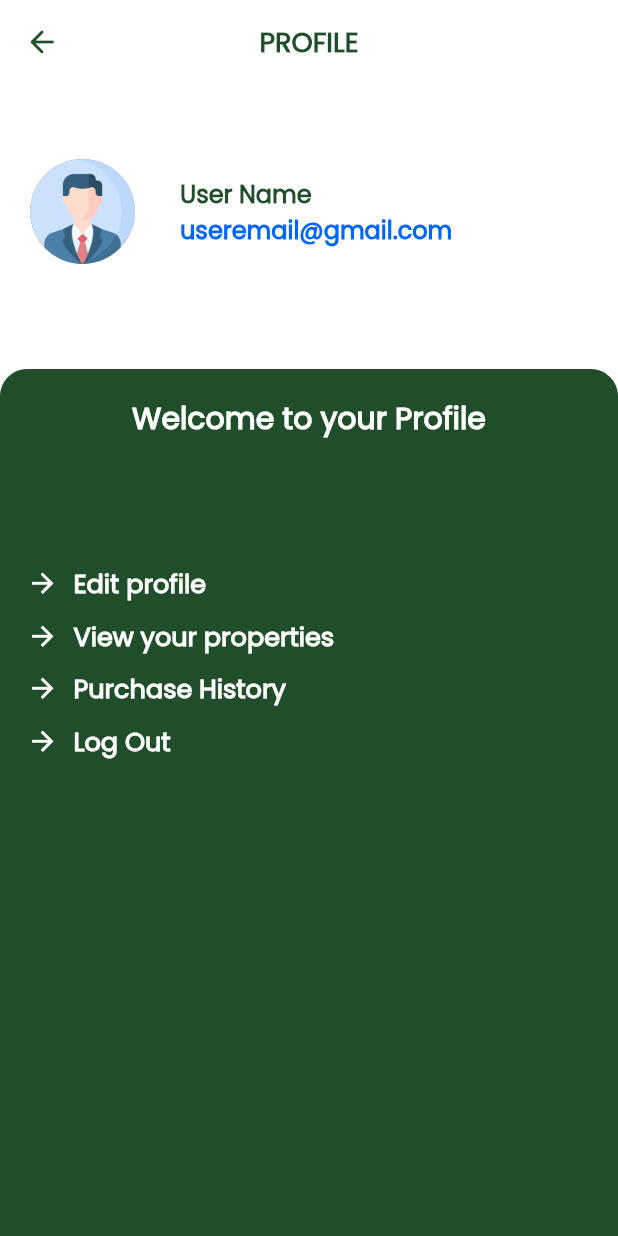
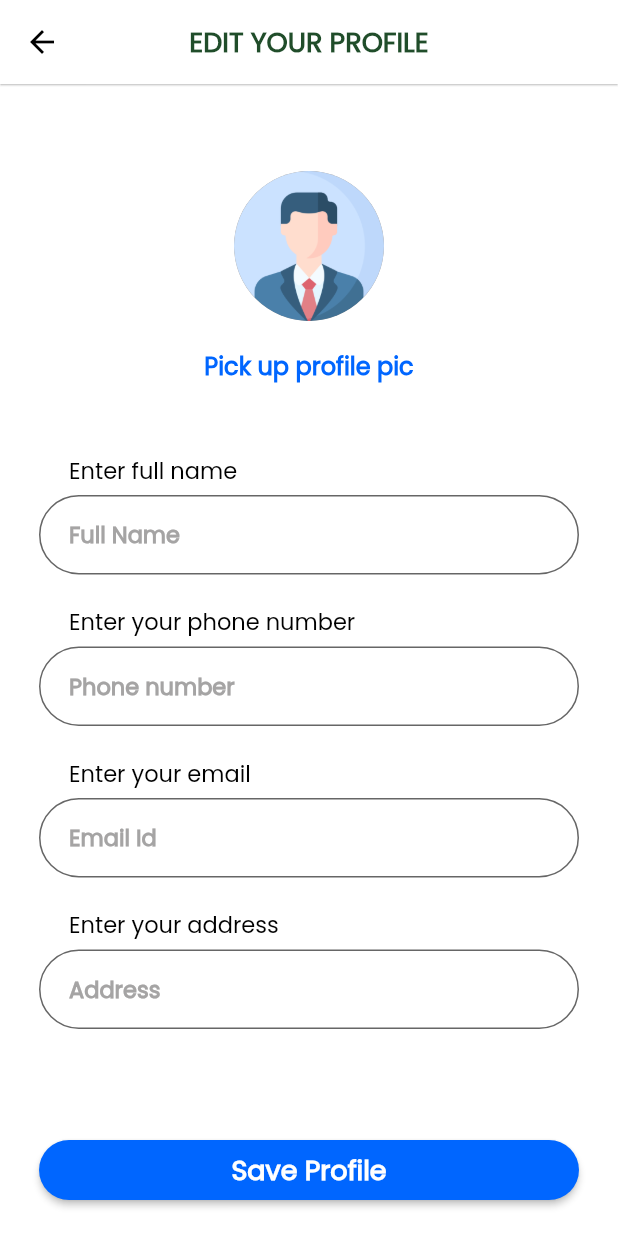
Before and after one commit to saroj-kumar-padhi/orea, a Flutter app: the UserProfile screen opened directly, after a tap on "Edit profile", on a phone screen of 412 x 824 dp. Run offline on Flutter 3.47's test engine with Material 2 defaults, Android fonts, the phone set to English and light mode, and no system bars; our stand-ins replace carousel_slider, cloud_firestore, dots_indicator, firebase_auth, firebase_core, readmore; accounts and stored records are empty.

Commit message:
done all jobs

```diff
--- /dev/null
+++ b/lib/screens/edit_profile/edit_profile.dart
@@ -0,0 +1,176 @@
+import 'package:Orea/screens/user_profile/user_profile.dart';
+import 'package:flutter/material.dart';
+
+import '../../common_utils/common_utils.dart';
+import '../../common_utils/image_paths.dart';
+
+class EditProfileScreen extends StatelessWidget {
+  const EditProfileScreen({super.key});
+
+  @override
+  Widget build(BuildContext context) {
+    return Scaffold(
+      backgroundColor: whiteColor,
+      appBar: AppBar(
+        automaticallyImplyLeading: false,
+        title: BoldText("EDIT YOUR PROFILE", deepGreer, 18),
+        centerTitle: true,
+        elevation: 0.5,
+        backgroundColor: whiteColor,
+        leading: IconButton(
+          onPressed: () {
+            Navigator.pop(context);
+          },
+          icon: const Icon(Icons.arrow_back, color: black),
+        ),
+      ),
+      body: Center(
+        child: Padding(
+          padding: const EdgeInsets.fromLTRB(26, 38, 26, 0),
+          child: SingleChildScrollView(
+            child: Column(
+              children: [
+                ClipRRect(
+                  child: Expanded(
+                    child: Container(
+                      height: 100,
+                      width: 100,
+                      decoration: BoxDecoration(
+                          color: hint,
+                          boxShadow: const [],
+                          borderRadius: BorderRadius.circular(100),
+                          image: DecorationImage(
+                              image: AssetImage(ImagePath.profile),
+                              fit: BoxFit.fill)),
+                    ),
+                  ),
+                ),
+                const SizedBox(height: 18),
+                BoldText("Pick up profile pic", deepBlue, 16),
+                const SizedBox(height: 46),
+                Row(
+                  children: [
+                    const SizedBox(width: 20),
+                    LightText("Enter full name ", black, 15),
+                  ],
+                ),
+                const SizedBox(height: 5),
+                TextFormField(
+                  autofocus: false,
+                  keyboardType: TextInputType.name,
+                  decoration: InputDecoration(
+                    fillColor: whiteColor,
+                    filled: true,
+                    contentPadding: const EdgeInsets.fromLTRB(20, 15, 20, 15),
+                    hintText: "Full Name",
+                    hintStyle: const TextStyle(
+                        fontWeight: FontWeight.bold,
+                        fontFamily: "Poppins",
+                        color: hint,
+                        fontSize: 15),
+                    border: OutlineInputBorder(
+                        borderRadius: BorderRadius.circular(30),
+                        borderSide: const BorderSide(color: deepBlue)),
+                  ),
+                ),
+                const SizedBox(height: 20),
+                Row(
+                  children: [
+                    const SizedBox(width: 20),
+                    LightText("Enter your phone number", black, 15),
+                  ],
+                ),
+                const SizedBox(height: 5),
+                TextFormField(
+                  autofocus: false,
+                  keyboardType: TextInputType.name,
+                  decoration: InputDecoration(
+                    fillColor: whiteColor,
+                    filled: true,
+                    contentPadding: const EdgeInsets.fromLTRB(20, 15, 20, 15),
+                    hintText: "Phone number",
+                    hintStyle: const TextStyle(
+                        fontWeight: FontWeight.bold,
+                        fontFamily: "Poppins",
+                        color: hint,
+                        fontSize: 15),
+                    border: OutlineInputBorder(
+                        borderRadius: BorderRadius.circular(30),
+                        borderSide: const BorderSide(color: deepBlue)),
+                  ),
+                ),
+                const SizedBox(height: 20),
+                Row(
+                  children: [
+                    const SizedBox(width: 20),
+                    LightText("Enter your email", black, 15),
+                  ],
+                ),
+                const SizedBox(height: 5),
+                TextFormField(
+                  autofocus: false,
+                  keyboardType: TextInputType.name,
+                  decoration: InputDecoration(
+                    fillColor: whiteColor,
+                    filled: true,
+                    contentPadding: const EdgeInsets.fromLTRB(20, 15, 20, 15),
+                    hintText: "Email Id",
+                    hintStyle: const TextStyle(
+                        fontWeight: FontWeight.bold,
+                        fontFamily: "Poppins",
+                        color: hint,
+                        fontSize: 15),
+                    border: OutlineInputBorder(
+                        borderRadius: BorderRadius.circular(30),
+                        borderSide: const BorderSide(color: deepBlue)),
+                  ),
+                ),
+                const SizedBox(height: 20),
+                Row(
+                  children: [
+                    const SizedBox(width: 20),
+                    LightText("Enter your address", black, 15),
+                  ],
+                ),
+                const SizedBox(height: 5),
+                TextFormField(
+                  autofocus: false,
+                  keyboardType: TextInputType.name,
+                  decoration: InputDecoration(
+                    fillColor: whiteColor,
+                    filled: true,
+                    contentPadding: const EdgeInsets.fromLTRB(20, 15, 20, 15),
+                    hintText: "Address",
+                    hintStyle: const TextStyle(
+                        fontWeight: FontWeight.bold,
+                        fontFamily: "Poppins",
+                        color: hint,
+                        fontSize: 15),
+                    border: OutlineInputBorder(
+                        borderRadius: BorderRadius.circular(30),
+                        borderSide: const BorderSide(color: deepBlue)),
+                  ),
+                ),
+                const SizedBox(height: 70),
+                MaterialButton(
+                  color: deepBlue,
+                  height: 40,
+                  minWidth: MediaQuery.of(context).size.width,
+                  shape: RoundedRectangleBorder(
+                      borderRadius: BorderRadius.circular(28)),
+                  onPressed: () {
+                    Navigator.push(
+                        context,
+                        MaterialPageRoute(
+                            builder: (context) => const UserProfile()));
+                  },
+                  child: BoldText("Save Profile", whiteColor, 18),
+                ),
+              ],
+            ),
+          ),
+        ),
+      ),
+    );
+  }
+}
--- a/lib/screens/orea_real_estate_bidding/orea_real_estate_bidding.dart
+++ b/lib/screens/orea_real_estate_bidding/orea_real_estate_bidding.dart
@@ -130,17 +130,6 @@ class _RealEstateBiddingState extends State<RealEstateBidding> {
                     ),
                   );
                 }),
-                userTabs("BALANCE", () {
-                  Navigator.push(
-                      context,
-                      MaterialPageRoute(
-                          builder: (context) => const YourBalance()));
-                }),
-              ],
-            ),
-            Row(
-              mainAxisAlignment: MainAxisAlignment.spaceEvenly,
-              children: [
                 userTabs("OUR POLICY", () {
                   Navigator.push(
                     context,
@@ -149,12 +138,9 @@ class _RealEstateBiddingState extends State<RealEstateBidding> {
                     ),
                   );
                 }),
-                userTabs("CONTACT US", () {
-                  Navigator.of(context).push(MaterialPageRoute(
-                      builder: (context) => const ContactUsScreen()));
-                }),
               ],
             ),
+
             const SizedBox(height: 20),
             BoldText("...Interactive Contents...", deepGreer, 15),
             // INTERACTIVE CONTENTS ------->>>
--- a/lib/screens/user_profile/user_profile.dart
+++ b/lib/screens/user_profile/user_profile.dart
@@ -1,7 +1,10 @@
 import 'package:Orea/screens/admin_user/admin_user.dart';
+import 'package:Orea/screens/contact_us_screen/contact_us_screen.dart';
 import 'package:flutter/material.dart';
 import 'package:Orea/common_utils/common_utils.dart';
 import 'package:Orea/common_utils/image_paths.dart';
+
+import '../edit_profile/edit_profile.dart';
 
 class UserProfile extends StatefulWidget {
   const UserProfile({Key? key}) : super(key: key);
@@ -86,7 +89,13 @@ class _UserProfileState extends State<UserProfile> {
                             color: whiteColor, size: 21),
                         const SizedBox(width: 10),
                         GestureDetector(
-                          onTap: () {},
+                          onTap: () {
+                            Navigator.push(
+                                context,
+                                MaterialPageRoute(
+                                    builder: (context) =>
+                                        const EditProfileScreen()));
+                          },
                           child: BoldText("Edit profile", whiteColor, 17),
                         ),
                       ],
@@ -111,8 +120,15 @@ class _UserProfileState extends State<UserProfile> {
                             color: whiteColor, size: 21),
                         const SizedBox(width: 10),
                         GestureDetector(
-                          onTap: () {},
-                          child: BoldText("Purchase History", whiteColor, 17),
+                          onTap: () {
+                            Navigator.push(
+                              context,
+                              MaterialPageRoute(
+                                builder: (context) => const ContactUsScreen(),
+                              ),
+                            );
+                          },
+                          child: BoldText("Contact Us", whiteColor, 17),
                         ),
                       ],
                     ),
@@ -124,7 +140,11 @@ class _UserProfileState extends State<UserProfile> {
                         const SizedBox(width: 10),
                         GestureDetector(
                           onTap: () {
-                            Navigator.push(context, MaterialPageRoute(builder: (context)=>const AdminUserScreen()));
+                            Navigator.push(
+                                context,
+                                MaterialPageRoute(
+                                    builder: (context) =>
+                                        const AdminUserScreen()));
                           },
                           child: BoldText("Log Out", whiteColor, 17),
                         ),
```
